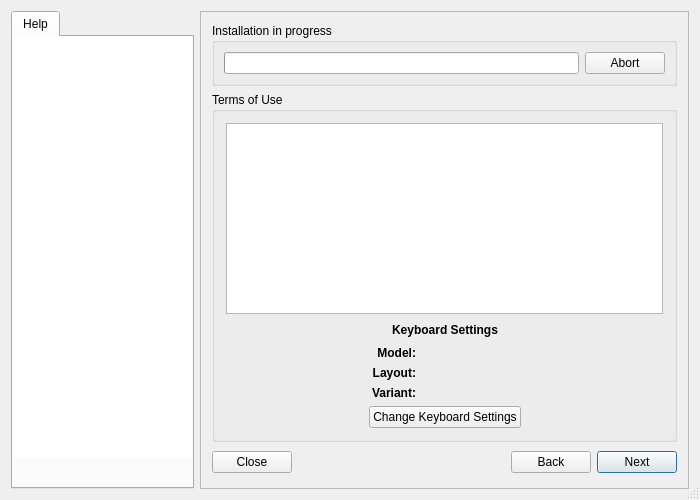
gazelle-installer/gazelle-installer, file meinstall.ui: the form before one commit.
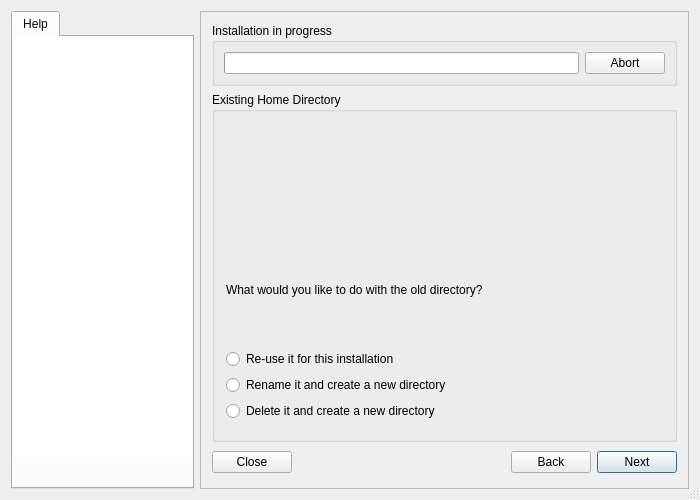
The form after the commit. The open tabs and pages were chosen to show the change. Icons and pictures are not drawn.

Commit message: Converted the old home action message box into a page. Fixed: non-existent radio setting is considered invalid.

Diff of the .ui file:
```diff
--- a/meinstall.ui
+++ b/meinstall.ui
@@ -2829,6 +2829,69 @@
           </item>
          </layout>
         </widget>
+        <widget class="QWidget" name="Step_Old_Home">
+         <layout class="QVBoxLayout" name="verticalLayout">
+          <property name="leftMargin">
+           <number>0</number>
+          </property>
+          <property name="topMargin">
+           <number>0</number>
+          </property>
+          <property name="rightMargin">
+           <number>0</number>
+          </property>
+          <property name="bottomMargin">
+           <number>0</number>
+          </property>
+          <item>
+           <widget class="QGroupBox" name="gbOldHome">
+            <property name="title">
+             <string>Existing Home Directory</string>
+            </property>
+            <layout class="QVBoxLayout" name="verticalLayout_2">
+             <item>
+              <widget class="QLabel" name="labelOldHome"/>
+             </item>
+             <item>
+              <widget class="QLabel" name="labelOldHome2">
+               <property name="text">
+                <string>What would you like to do with the old directory?</string>
+               </property>
+              </widget>
+             </item>
+             <item>
+              <widget class="QRadioButton" name="radioOldHomeUse">
+               <property name="text">
+                <string>Re-use it for this installation</string>
+               </property>
+              </widget>
+             </item>
+             <item>
+              <widget class="QRadioButton" name="radioOldHomeSave">
+               <property name="text">
+                <string>Rename it and create a new directory</string>
+               </property>
+              </widget>
+             </item>
+             <item>
+              <widget class="QRadioButton" name="radioOldHomeDelete">
+               <property name="text">
+                <string>Delete it and create a new directory</string>
+               </property>
+              </widget>
+             </item>
+             <item>
+              <spacer name="verticalSpacer_4">
+               <property name="orientation">
+                <enum>Qt::Vertical</enum>
+               </property>
+              </spacer>
+             </item>
+            </layout>
+           </widget>
+          </item>
+         </layout>
+        </widget>
         <widget class="QWidget" name="Step_Progress">
          <layout class="QGridLayout" name="_16">
           <property name="leftMargin">
```
The commit also changes 3 other files.
